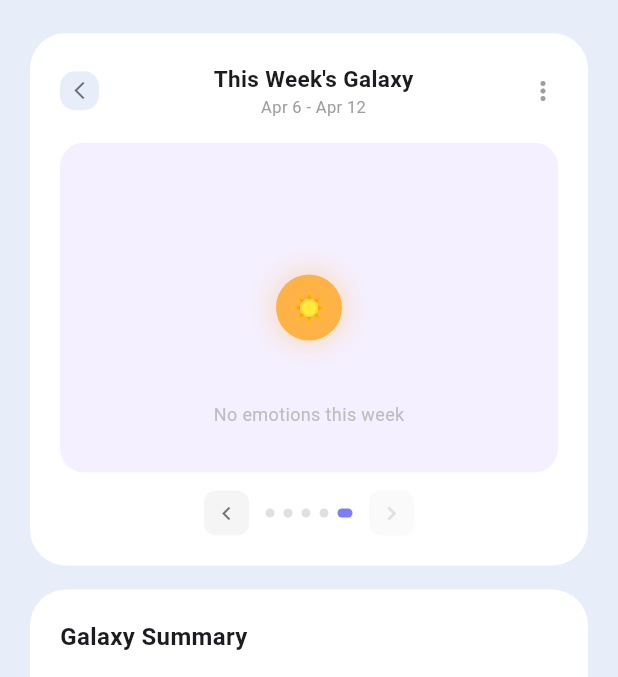
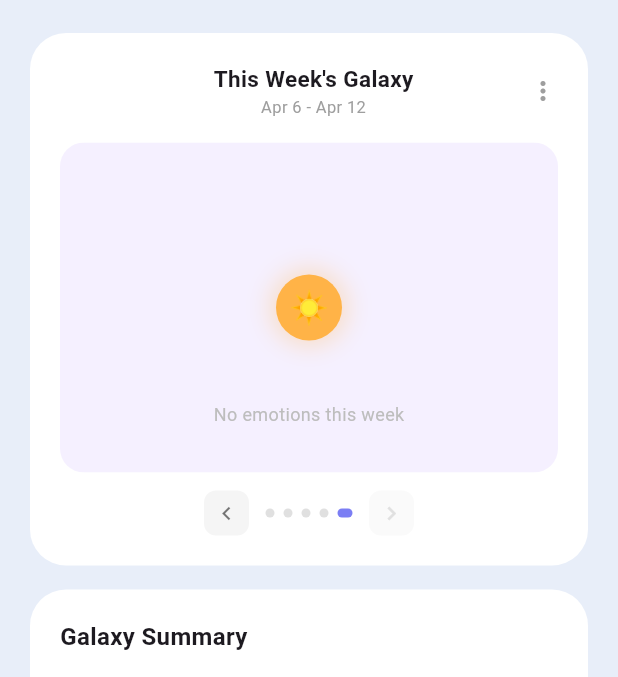
Before and after one commit to winnietnw/ITDS283_Sec2_Group10, a Flutter app: the AnalyticsEmotionScreen screen opened by its route, on a phone screen of 412 x 824 dp, the part 159-836 px from its top. Run offline on Flutter 3.47's test engine with Material 3 defaults, Android fonts, the phone set to English and light mode, and no system bars; our stand-ins replace cloud_firestore, device_info_plus, firebase_auth, firebase_core, fl_chart; missing offline and left inert: network_info_plus; accounts and stored records are empty; Roboto replaces fonts that are missing (Poppins).

Commit message:
fix emotion & analytics emotion

```diff
--- a/vibecheck_app/lib/screens/analytics_emotion_screen.dart
+++ b/vibecheck_app/lib/screens/analytics_emotion_screen.dart
@@ -308,21 +308,7 @@ class _AnalyticsEmotionScreenState extends State<AnalyticsEmotionScreen>
                             Row(
                               mainAxisAlignment: MainAxisAlignment.spaceBetween,
                               children: [
-                                GestureDetector(
-                                  onTap: () => Navigator.pop(context),
-                                  child: Container(
-                                    padding: const EdgeInsets.all(6),
-                                    decoration: BoxDecoration(
-                                      color: const Color(0xFFE8EEF9),
-                                      borderRadius: BorderRadius.circular(10),
-                                    ),
-                                    child: const Icon(
-                                      Icons.arrow_back_ios_new,
-                                      size: 14,
-                                      color: Colors.black54,
-                                    ),
-                                  ),
-                                ),
+                                const SizedBox(width: 26),
                                 Column(
                                   children: [
                                     Text(
```
Also changed, not shown: vibecheck_app/lib/screens/emotion_screen.dart (+53 -2 lines).
